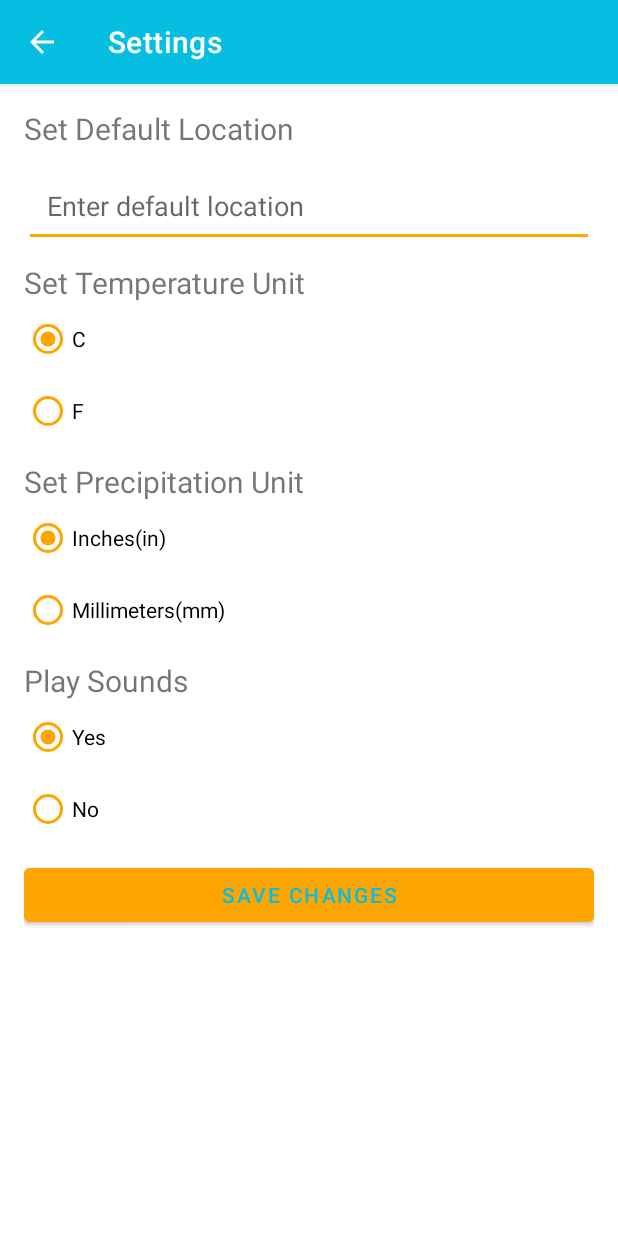
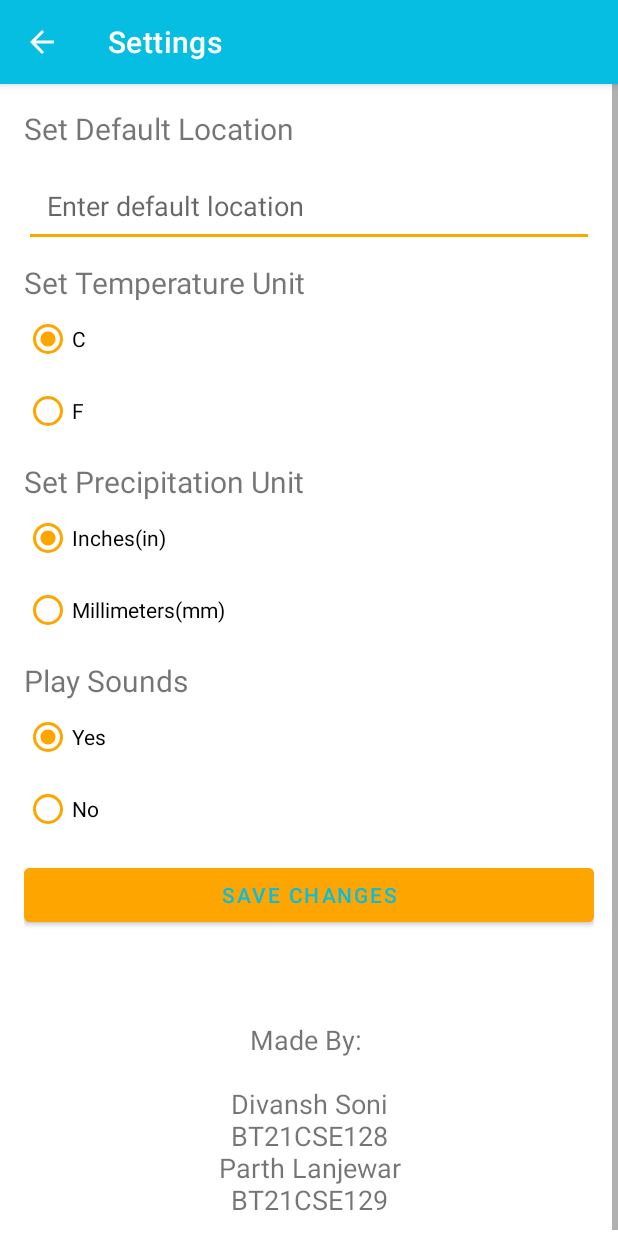
Before and after one commit to Div7195/WeatherMood, an Android app: the SettingsActivity screen opened directly, with no data from a screen before it, on a phone screen of 412 x 824 dp. Run offline under Robolectric (Android 15) with nearby library versions, the light colour scheme and no system bars.

Commit message:
Updated About (activity_settings.xml) in Setting Screen

```diff
--- a/app/src/main/res/layout/activity_settings.xml
+++ b/app/src/main/res/layout/activity_settings.xml
@@ -130,7 +130,15 @@
         android:layout_height="wrap_content"
         android:text="Save Changes" />
 
-
+<TextView
+    android:layout_width="wrap_content"
+    android:layout_height="wrap_content"
+    android:gravity="center"
+    android:layout_marginEnd="90dp"
+    android:layout_marginStart="90dp"
+    android:textSize="18dp"
+    android:layout_marginTop="60dp"
+    android:text="Made By: \n\nDivansh Soni BT21CSE128\nParth Lanjewar BT21CSE129"/>
 
 </LinearLayout>
 </ScrollView>
```
